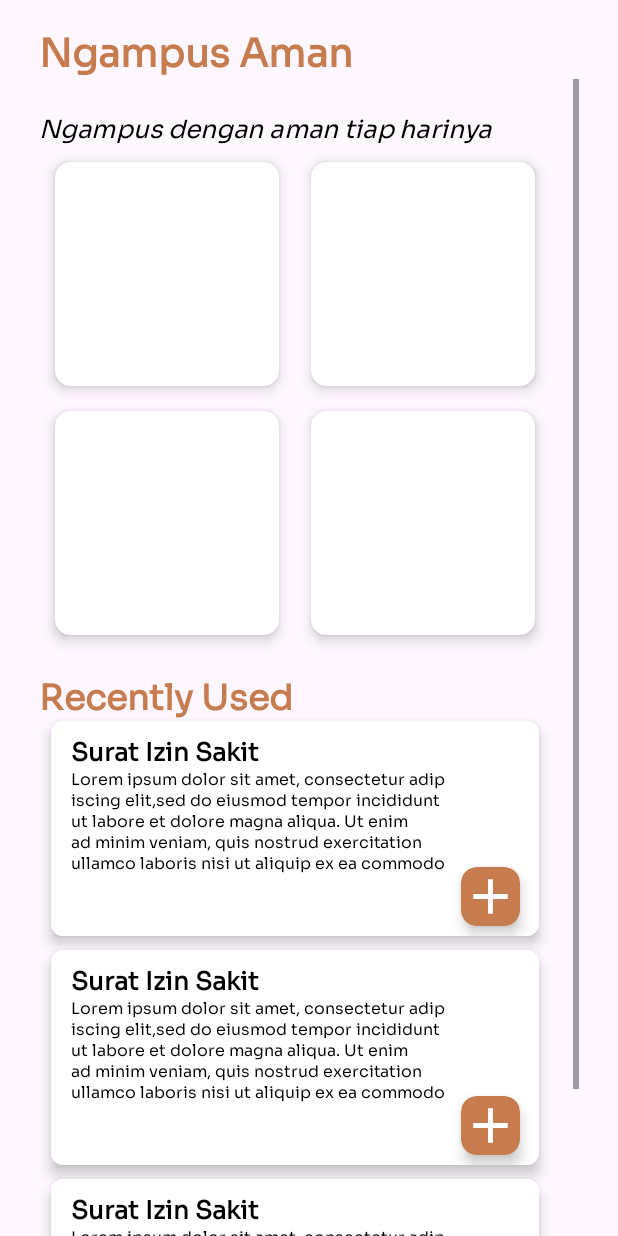
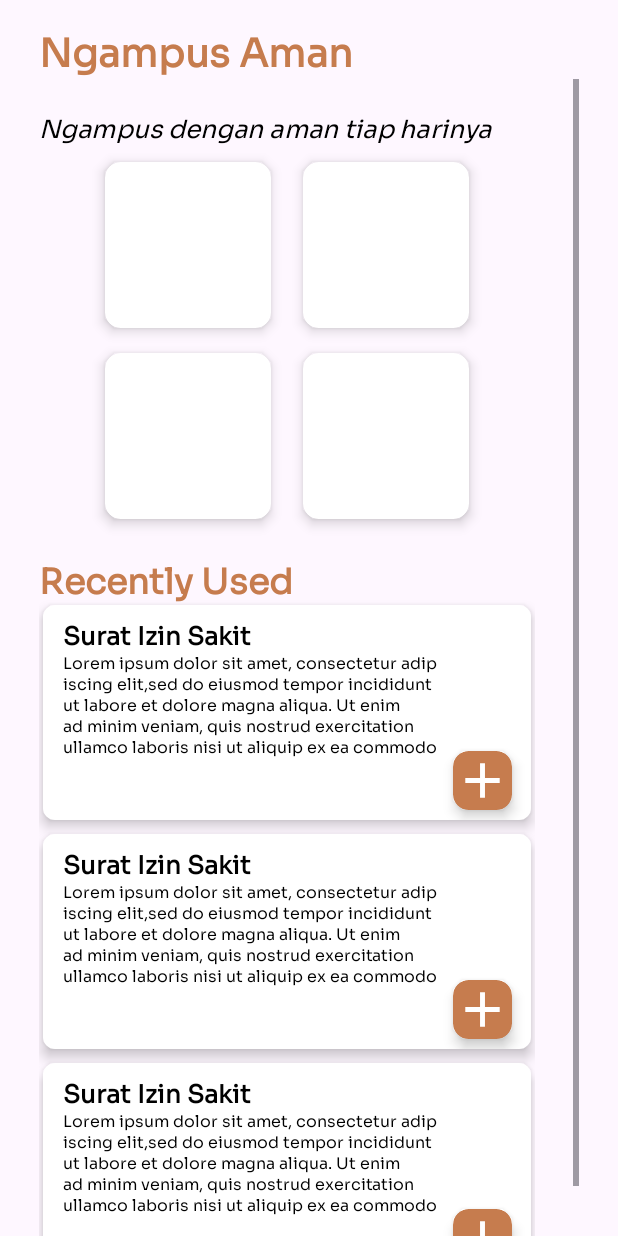
Before and after one commit to YosepEChristo/Hape, an Android app: the layout fragment_home.xml on its own in the app's theme, with its tools: preview values and no code run, on a phone screen of 412 x 824 dp. Run offline under Robolectric (Android 15) with nearby library versions, the phone set to English and light mode, and no system bars.

Commit message:
Home Page update

```diff
--- a/app/src/main/res/layout/fragment_home.xml
+++ b/app/src/main/res/layout/fragment_home.xml
@@ -43,8 +43,8 @@
 
             <androidx.cardview.widget.CardView
                 android:id="@+id/cv_one"
-                android:layout_width="@dimen/_115sdp"
-                android:layout_height="@dimen/_115sdp"
+                android:layout_width="@dimen/_85sdp"
+                android:layout_height="@dimen/_85sdp"
                 android:layout_margin="@dimen/_8ssp"
                 android:layout_marginTop="8dp"
                 app:cardBackgroundColor="@color/white"
@@ -59,8 +59,8 @@
 
             <androidx.cardview.widget.CardView
                 android:id="@+id/cv_two"
-                android:layout_width="@dimen/_115sdp"
-                android:layout_height="@dimen/_115sdp"
+                android:layout_width="@dimen/_85sdp"
+                android:layout_height="@dimen/_85sdp"
                 android:layout_margin="@dimen/_8ssp"
                 app:cardBackgroundColor="@color/white"
                 app:cardCornerRadius="@dimen/_8ssp"
@@ -74,8 +74,8 @@
 
             <androidx.cardview.widget.CardView
                 android:id="@+id/cv_three"
-                android:layout_width="@dimen/_115sdp"
-                android:layout_height="@dimen/_115sdp"
+                android:layout_width="@dimen/_85sdp"
+                android:layout_height="@dimen/_85sdp"
                 android:layout_marginTop="@dimen/_13sdp"
                 app:cardBackgroundColor="@color/white"
                 app:cardCornerRadius="@dimen/_8ssp"
@@ -90,8 +90,8 @@
 
             <androidx.cardview.widget.CardView
                 android:id="@+id/cv_four"
-                android:layout_width="@dimen/_115sdp"
-                android:layout_height="@dimen/_115sdp"
+                android:layout_width="@dimen/_85sdp"
+                android:layout_height="@dimen/_85sdp"
                 android:layout_margin="@dimen/_8ssp"
                 app:cardBackgroundColor="@color/white"
                 app:cardCornerRadius="@dimen/_8ssp"
```
